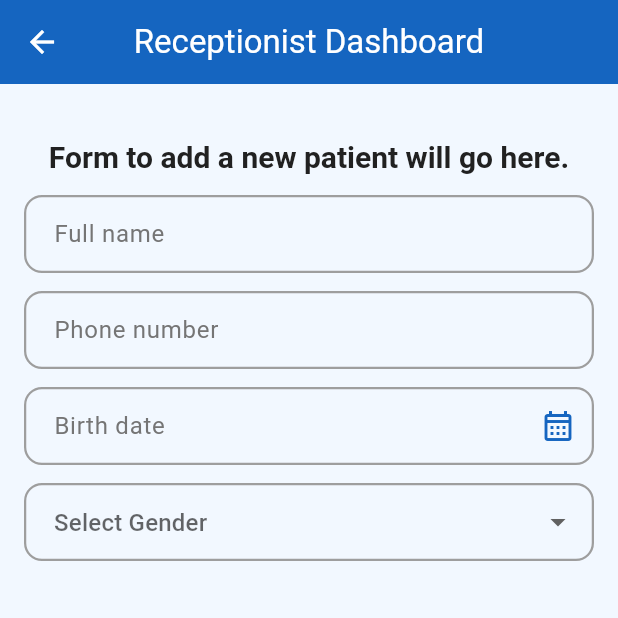
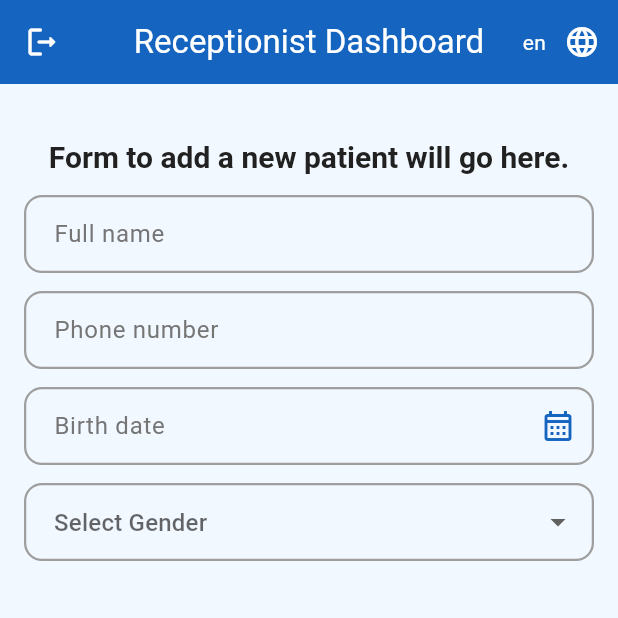
Before and after one commit to ahmedragaae0120/crm_clinic, a Flutter app: the ReceptionistMainScreen screen opened by its route, item 2 of the bottom bar chosen, on a phone screen of 412 x 824 dp, the top half of it. Run offline on Flutter 3.47's test engine with Material 3 defaults, Android fonts, the phone set to English and light mode, and no system bars; our stand-ins replace cloud_firestore, easy_localization, firebase_auth, firebase_core, flutter_bloc, fluttertoast and 4 more; missing offline and left inert: flutter_facebook_auth; accounts and stored records are empty; network calls fail.

Commit message:
feat: Add Arabic translations and enhance localization support for receptionist features

```diff
--- a/assets/translations/en.json
+++ b/assets/translations/en.json
@@ -75,5 +75,8 @@
     "enterValidPhoneNumber": "Enter a valid phone number",
     "doctor": "Doctor",
     "nurse": "Nurse",
-    "receptionist": "Receptionist"
+    "receptionist": "Receptionist",
+    "doYouWantToLogout": "do you want to logout ?",
+    "yes": "Yes",
+    "no": "No"
 }
--- a/lib/core/utils/string_manager.dart
+++ b/lib/core/utils/string_manager.dart
@@ -77,5 +77,8 @@ abstract class AppStrings {
   static String get doctor => "doctor".tr();
   static String get nurse => "nurse".tr();
   static String get receptionist => "receptionist".tr();
+  static String get doYouWantToLogout => "doYouWantToLogout".tr();
+  static String get yes => "yes".tr();
+  static String get no => "no".tr();
   static String get hello => "hello".tr();
 }
--- a/lib/my_app.dart
+++ b/lib/my_app.dart
@@ -17,7 +17,7 @@ class MyApp extends StatelessWidget {
       debugShowCheckedModeBanner: false,
       theme: AppTheme.lightTheme,
       routes: AppRoutes.routes,
-      initialRoute: AppRoutes.receptionistMainScreen,
+      initialRoute: initialRoute,
     );
   }
 }
--- a/lib/ui/auth/view_model/auth_cubit.dart
+++ b/lib/ui/auth/view_model/auth_cubit.dart
@@ -139,8 +139,8 @@ class AuthCubit extends Cubit<AuthState> {
         // case UserPermission.nurse:
         //   return RouteManager.adminDashboard;
         //   break;
-        // case UserPermission.receptionist:
-        //   return RouteManager.adminDashboard;
+        case UserPermission.receptionist:
+          return AppRoutes.receptionistMainScreen;
 
         default:
           return AppRoutes.login;
--- a/lib/ui/receptionist/views/receptionist_main_screen.dart
+++ b/lib/ui/receptionist/views/receptionist_main_screen.dart
@@ -1,7 +1,10 @@
+import 'package:crm_clinic/core/utils/dialogs.dart';
 import 'package:crm_clinic/core/utils/string_manager.dart';
 import 'package:crm_clinic/ui/receptionist/views/add_patient_view.dart';
 import 'package:crm_clinic/ui/receptionist/views/receptionist_view.dart';
+import 'package:easy_localization/easy_localization.dart';
 import 'package:flutter/material.dart';
+import 'dart:ui' as ui;
 
 class ReceptionistMainScreen extends StatefulWidget {
   const ReceptionistMainScreen({super.key});
@@ -16,8 +19,39 @@ class _ReceptionistMainScreenState extends State<ReceptionistMainScreen> {
 
   @override
   Widget build(BuildContext context) {
-    return Scaffold(
-      appBar: AppBar(title: Text(AppStrings.receptionistDashboard)),
+    return AnimatedSwitcher(
+      duration: const Duration(milliseconds: 800),
+
+      child: Directionality(
+        textDirection: ui.TextDirection.ltr,
+        child: Scaffold(
+          key: ValueKey(context.locale.languageCode),
+          appBar: AppBar(
+            title: Text(AppStrings.receptionistDashboard),
+            leading: IconButton(
+              onPressed: () {
+                Dialogs.logoutDialog(context: context);
+              },
+              icon: const Icon(Icons.logout_rounded),
+            ),
+            actions: [
+              Text(context.locale.languageCode),
+              IconButton(
+                icon: Icon(
+                  context.locale.languageCode == 'en'
+                      ? Icons.language
+                      : Icons.translate,
+                ),
+                onPressed: () {
+                  if (context.locale.languageCode == 'en') {
+                    context.setLocale(const Locale('ar'));
+                  } else {
+                    context.setLocale(const Locale('en'));
+                  }
+                },
+              ),
+            ],
+          ),
 
           body: _tabs[_currentIndex],
           bottomNavigationBar: BottomNavigationBar(
@@ -38,6 +72,8 @@ class _ReceptionistMainScreenState extends State<ReceptionistMainScreen> {
               ),
             ],
           ),
+        ),
+      ),
     );
   }
 }
```
Also changed, not shown: assets/translations/ar.json (+82 -1 lines), lib/core/utils/dialogs.dart (added, +64 -0 lines). Lines whose indentation alone changed are shown as unchanged.
